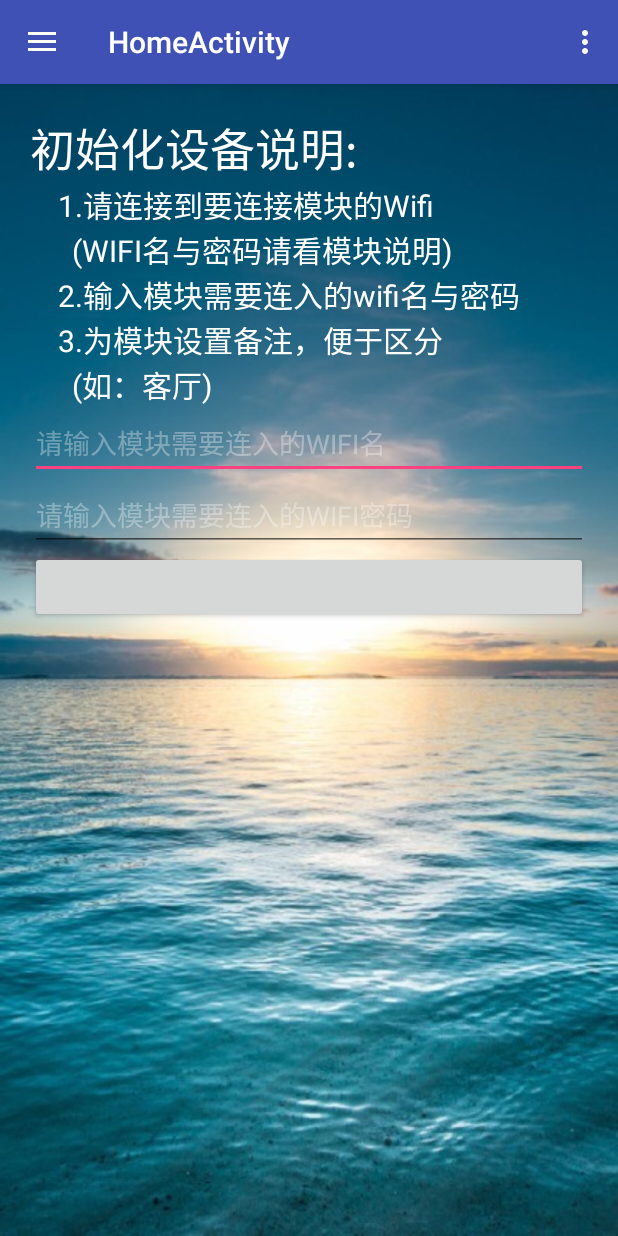
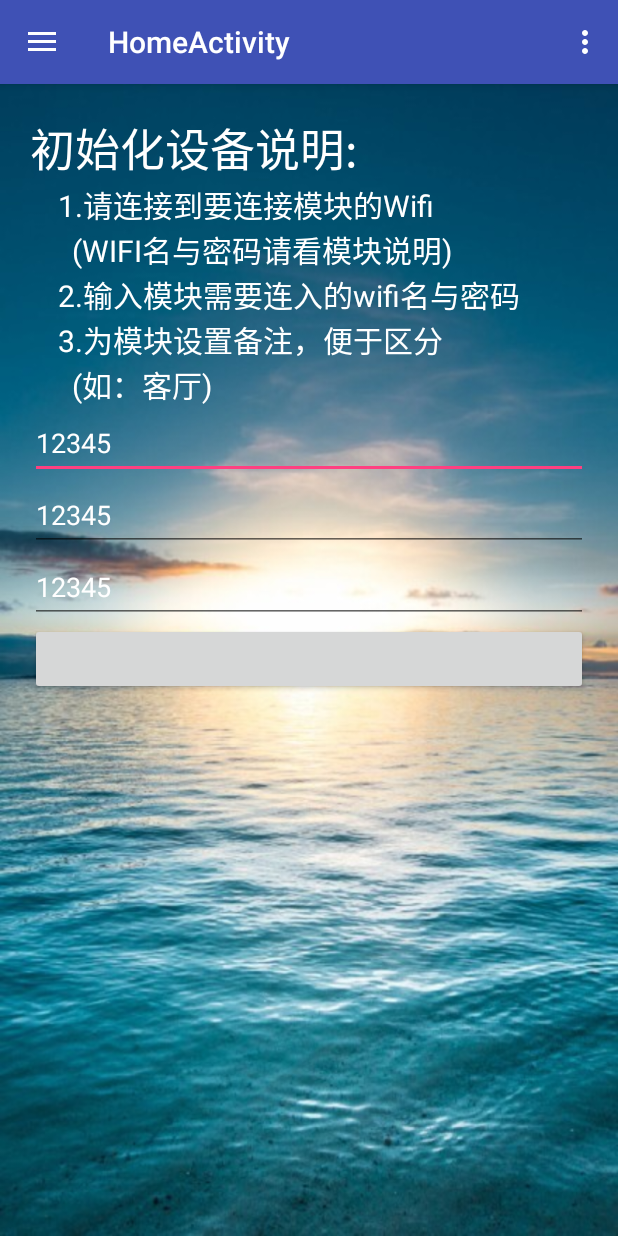
Before and after one commit to ZhaoYueNing/SmartHome, an Android app: the screen it shows after launch (HomeActivity), in the options menu, after a tap on "Settings", on a phone screen of 412 x 824 dp. Run offline under Robolectric (Android 15) with nearby library versions, the phone set to English and light mode, and no system bars; libraries missing offline, so code that uses them is left out: com.dd; plain views replace CircularProgressButton; network calls fail; 2 statements that could not run were skipped.

Commit message:
add init

```diff
--- a/app/src/main/java/com/buynow/smarthome/activity/HomeActivity.java
+++ b/app/src/main/java/com/buynow/smarthome/activity/HomeActivity.java
@@ -12,7 +12,7 @@ import android.view.Menu;
 import android.view.MenuItem;
 
 import com.buynow.smarthome.R;
-import com.buynow.smarthome.fragment.AddNewDeviceFragment;
+import com.buynow.smarthome.fragment.InitModuleFragment;
 import com.buynow.smarthome.fragment.DeviceListFragment;
 
 public class HomeActivity extends AppCompatActivity
@@ -90,9 +90,9 @@ public class HomeActivity extends AppCompatActivity
         // Handle navigation view item clicks here.
         int id = item.getItemId();
         //// TODO: 设置菜单监听
-        if (id == R.id.nav_addNewDevice) {
+        if (id == R.id.nav_InitModule) {
             //进入添加设备界面
-            mFm.beginTransaction().replace(R.id.fl_home, new AddNewDeviceFragment()).commit();
+            mFm.beginTransaction().replace(R.id.fl_home, new InitModuleFragment()).commit();
 
         } else if (id == R.id.nav_deviceList) {
             //进入设备列表
--- a/app/src/main/java/com/buynow/smarthome/fragment/AddNewDeviceFragment.java
+++ b/app/src/main/java/com/buynow/smarthome/fragment/InitModuleFragment.java
@@ -1,55 +1,64 @@
 package com.buynow.smarthome.fragment;
 
 import android.os.Bundle;
-import android.os.Handler;
-import android.os.Message;
 import android.support.annotation.Nullable;
 import android.support.v4.app.Fragment;
+import android.util.Log;
 import android.view.LayoutInflater;
 import android.view.View;
 import android.view.ViewGroup;
 import android.widget.EditText;
 
 import com.buynow.smarthome.R;
-import com.buynow.smarthome.domain.Device;
+import com.buynow.smarthome.utils.TCPRunnable;
 import com.dd.CircularProgressButton;
 
-import java.io.BufferedOutputStream;
+import java.io.BufferedReader;
 import java.io.BufferedWriter;
 import java.io.IOException;
+import java.io.InputStream;
+import java.io.InputStreamReader;
 import java.io.OutputStreamWriter;
-import java.io.PrintStream;
 import java.io.PrintWriter;
+import java.net.InetSocketAddress;
 import java.net.Socket;
+import java.util.concurrent.Executor;
+import java.util.concurrent.Executors;
+import java.util.concurrent.ThreadPoolExecutor;
 
 /**
  * Created by buynow on 16-6-9.
+ * 初始化模块
  */
-public class AddNewDeviceFragment  extends Fragment{
-    //模块ip地址
-    private final String DERVICE_IP = "192.168.4.1";
+public class InitModuleFragment extends Fragment{
+    private static String TAG = "TAG_InitModuleFragment";
+    //TODO 模块ip地址
+    private final String MODULE_IP ="169.254.131.175";// "192.168.4.1";
     //模块端口号
-    private final int DERVICE_PORT = 8080;
+    private final int MODULE_PORT = 8098;
 
     private CircularProgressButton bt_initDevice;
     private EditText et_wifiName;
     private EditText et_wifiPassword;
+    private EditText et_SN;
     private View mView;
-/*    private Handler mHandler = new Handler(){
+    private Socket mSocket;
+    private Executor mExecutor;
+    /*    private Handler mHandler = new Handler(){
         @Override
         public void handleMessage(Message msg) {
             super.handleMessage(msg);
         }
     };*/
 
-    public AddNewDeviceFragment() {
+    public InitModuleFragment() {
 
     }
 
     @Nullable
     @Override
     public View onCreateView(LayoutInflater inflater, @Nullable ViewGroup container, @Nullable Bundle savedInstanceState) {
-        mView = inflater.inflate(R.layout.fragm_add_new_device, null);
+        mView = inflater.inflate(R.layout.fragm_init_module, null);
 
         //初始化数据
         //初始化各组件
@@ -80,36 +89,19 @@ public class AddNewDeviceFragment  extends Fragment{
      */
     private void initDevice() {
         //TODO init dervice
-        new Thread(new Runnable() {
-            @Override
-            public void run() {
-                //通过tcp连接模块
-                try {
-                    String wifiName = et_wifiName.getText().toString();
-                    String wifiPassword = et_wifiPassword.getText().toString();
-
-                    Socket socket= new Socket(DERVICE_IP,DERVICE_PORT);
-                    PrintWriter out = new PrintWriter(
-                            new BufferedWriter(new OutputStreamWriter(
-                                    socket.getOutputStream())), true);
-
-                    //为设备设置id
-
-                    //传输给设备需要连入的wifi名及其密码
-
-                    //添加设备到设备列表
-
-                } catch (IOException e) {
-                    e.printStackTrace();
-                }
-            }
-        });
+        //获取 wifi名 wifi密码 模块sn码
+        String wifiName = et_wifiName.getText().toString();
+        String wifiPassword = et_wifiPassword.getText().toString();
+        String moduleSN = et_SN.getText().toString();
+        mExecutor.execute(new TCPRunnable(wifiName,wifiPassword,moduleSN,MODULE_IP,MODULE_PORT));
 
     }
 
     private void initData() {
+        mExecutor = Executors.newCachedThreadPool();
         et_wifiName = (EditText) mView.findViewById(R.id.et_wifiName);
         et_wifiPassword = (EditText) mView.findViewById(R.id.et_wifiPassword);
+        et_SN = (EditText)mView.findViewById(R.id.et_sn);
         bt_initDevice = (CircularProgressButton) mView.findViewById(R.id.bt_initDevice);
     }
 }
--- a/app/src/main/res/layout/fragm_add_new_device.xml
+++ b/app/src/main/res/layout/fragm_init_module.xml
@@ -41,6 +41,7 @@
             android:layout_width="match_parent"
             android:layout_height="wrap_content"
             android:textColor="#ffffff"
+            android:text="12345"
             android:hint="请输入模块需要连入的WIFI名"
             android:textColorHint="#55ffffff"/>
 
@@ -48,9 +49,20 @@
             android:id="@+id/et_wifiPassword"
             android:layout_width="match_parent"
             android:layout_height="wrap_content"
+            android:text="12345"
             android:textColor="#ffffff"
             android:hint="请输入模块需要连入的WIFI密码"
-            android:textColorHint="#55ffffff"/>
+            android:textColorHint="#99ffffff"/>
+
+        <EditText
+            android:id="@+id/et_sn"
+            android:layout_width="match_parent"
+            android:layout_height="wrap_content"
+            android:textColor="#ffffff"
+            android:text="12345"
+            android:hint="请输入设备SN码"
+            android:textColorHint="#99ffffff"/>
+
         <com.dd.CircularProgressButton
             android:id="@+id/bt_initDevice"
             android:layout_width="match_parent"
--- a/app/src/main/res/menu/activity_home_drawer.xml
+++ b/app/src/main/res/menu/activity_home_drawer.xml
@@ -3,9 +3,14 @@
 
     <group android:checkableBehavior="single">
         <item
+            android:id="@+id/nav_InitModule"
+            android:icon="@android:drawable/ic_menu_add"
+            android:title="初始化模块"/>
+        <item
             android:id="@+id/nav_addNewDevice"
             android:icon="@android:drawable/ic_menu_add"
-            android:title="添加一台新设备"/>
+            android:title="添加新设备"
+            />
         <item
             android:id="@+id/nav_deviceList"
             android:icon="@android:drawable/btn_star_big_off"
--- a/build.gradle
+++ b/build.gradle
@@ -6,7 +6,7 @@ buildscript {
         jcenter()
     }
     dependencies {
-        classpath 'com.android.tools.build:gradle:2.1.0'
+        classpath 'com.android.tools.build:gradle:2.1.2'
 
         // NOTE: Do not place your application dependencies here; they belong
         // in the individual module build.gradle files
```
Also changed, not shown: app/src/main/java/com/buynow/smarthome/utils/TCPRunnable.java (added, +83 -0 lines), app/src/main/java/com/buynow/smarthome/utils/net/HttpTools.java (+0 -9 lines), app/src/main/res/drawable-v21/bg3.jpg (added).
